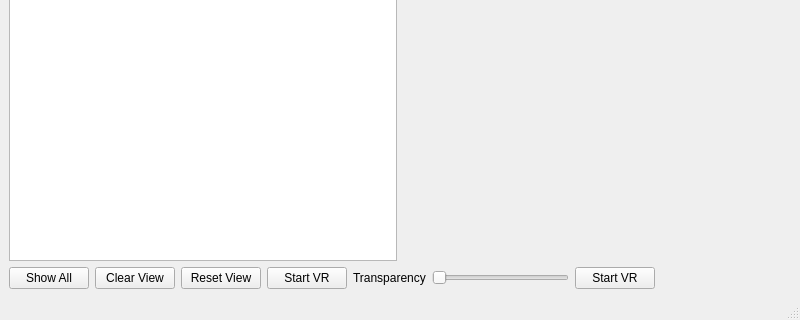
Yahya-Alkhosoussy/Group-Project, file ui/mainwindow.ui: the form before one commit; both pictures show x 0 to 800 and y 280 to 600 of the 800 by 600 pixel window.
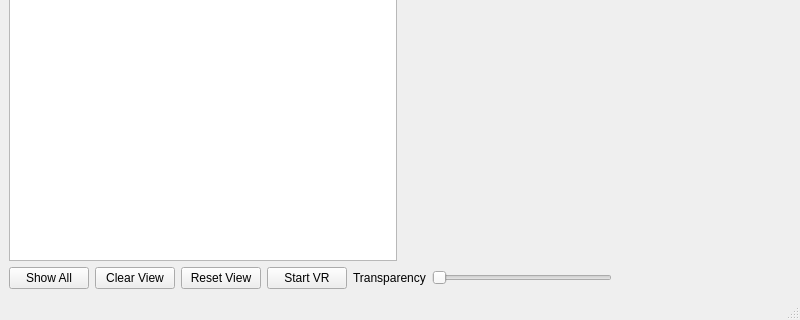
The form after the commit. Icons and pictures are not drawn. Custom widgets are drawn as their Qt base class.

Commit message: Removed extra button

What changed in the file:
```diff
--- a/ui/mainwindow.ui
+++ b/ui/mainwindow.ui
@@ -91,17 +91,6 @@
           </property>
          </widget>
         </item>
-        <item>
-         <widget class="QPushButton" name="pushButtonToggleVR">
-          <property name="text">
-           <string>Start VR</string>
-          </property>
-          <property name="icon">
-           <iconset>
-            <normaloff>startVR.png</normaloff>startVR.png</iconset>
-          </property>
-         </widget>
-        </item>
         <item>
          <spacer name="horizontalSpacer">
           <property name="orientation">
```
